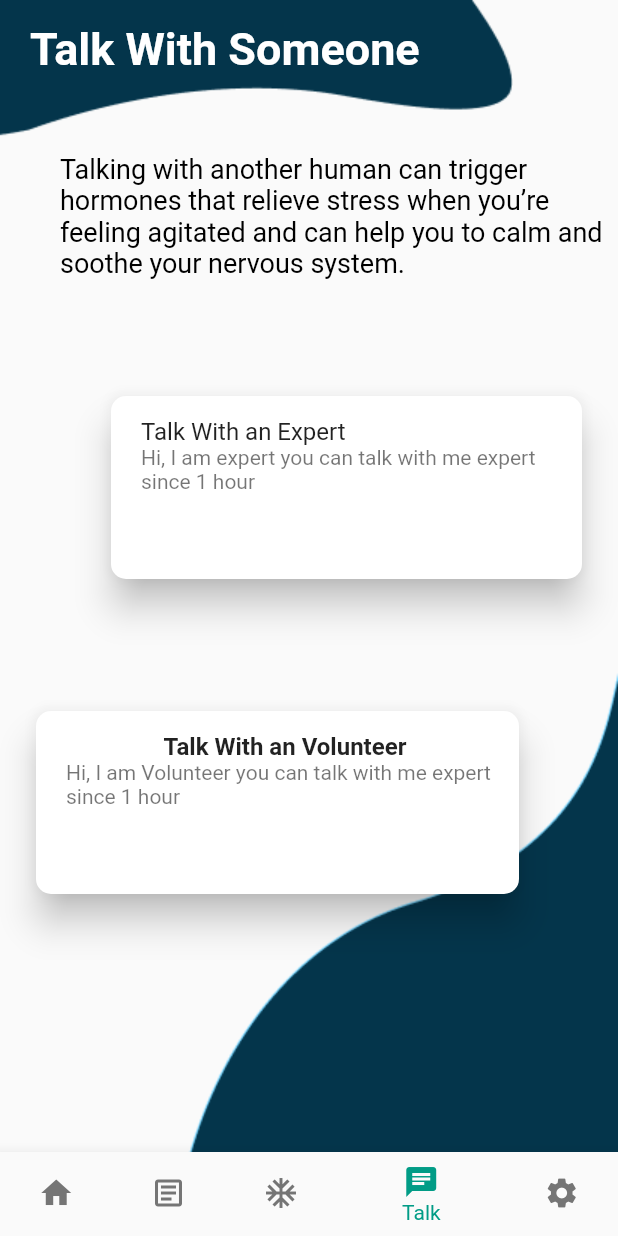
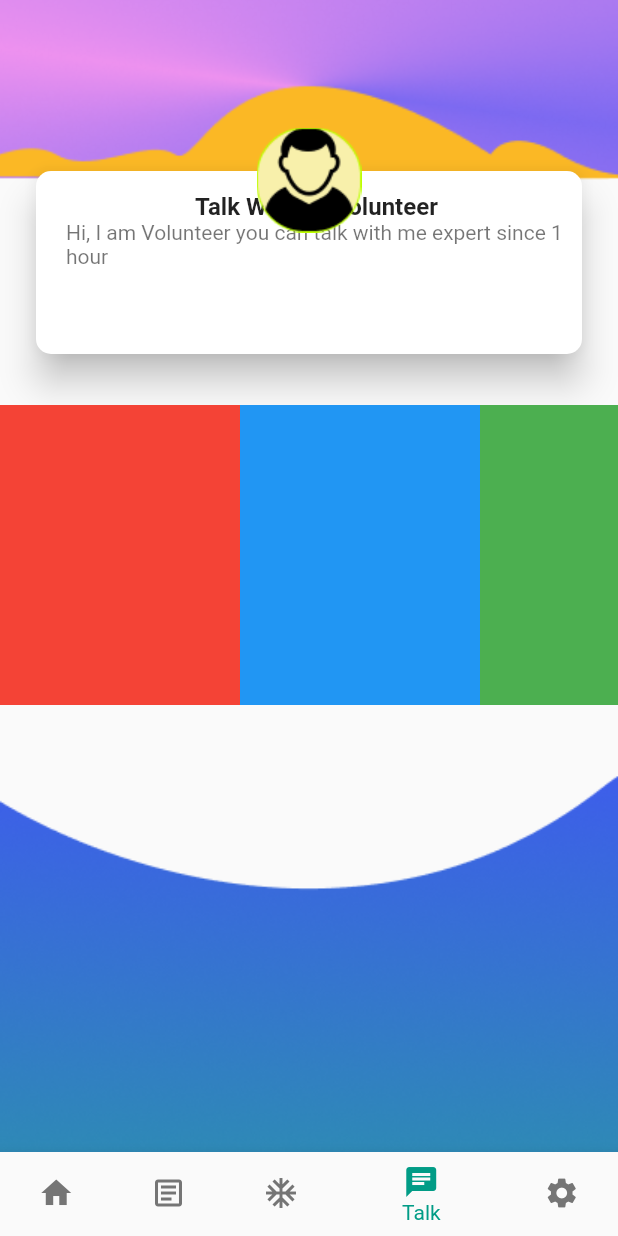
Before and after one commit to hackat-a-t-hon/tervis, a Flutter app: the screen it shows after launch, item 4 of the bottom bar chosen, on a phone screen of 412 x 824 dp. Run offline on Flutter 3.47's test engine with Material 2 defaults, Android fonts, the phone set to English and light mode, and no system bars; Roboto replaces fonts that are missing (RobotoMono).

Commit message:
profile half made

```diff
--- a/lib/main.dart
+++ b/lib/main.dart
@@ -2,7 +2,8 @@ import 'package:flutter/material.dart';
 
 import 'constants.dart';
 import 'talkWithSomeone.dart';
-import 'feedScreen.dart';
+import 'profileScreen.dart';
+
 void main() {
   runApp(MyApp());
 }
@@ -32,14 +33,12 @@ class _SplashScreenState extends State<SplashScreen> {
     Container(
       child: Text("Home"),
     ),
-    FeedScreen(),
+    // FeedScreen(),
     Container(
       child: Text("Happy Quiz"),
     ),
     TalkWithSomeone(),
-    Container(
-      child: Text("Profile"),
-    )
+    ProfileScreen(),
   ];
   int _currentIndex = 0;
   @override
--- /dev/null
+++ b/lib/profileScreen.dart
@@ -0,0 +1,130 @@
+import 'package:flutter/material.dart';
+
+// void main() {
+//   runApp(ProfileScreen());
+// }
+
+class ProfileScreen extends StatelessWidget {
+  @override
+  Widget build(BuildContext context) {
+    return Container(
+        child: ListView(
+      // This next line does the trick.
+      // padding: EdgeInsets.fromLTRB(0, 360, 0, 0),
+      scrollDirection: Axis.vertical,
+      children: <Widget>[
+        Container(
+            child: Stack(children: [
+          Container(
+            alignment: Alignment.topCenter,
+            child: Image.asset(
+              'assets/images/profilehai.png',
+              height: 120,
+              width: double.infinity,
+              fit: BoxFit.cover,
+            ),
+          ),
+          Container(
+              width: 400,
+              height: 150,
+              margin: EdgeInsets.fromLTRB(10, 100, 10, 0),
+              padding: EdgeInsets.all(10),
+              child: Card(
+                child: Column(
+                  children: [
+                    const ListTile(
+                      title: Text(
+                        'Talk With an Volunteer',
+                        textAlign: TextAlign.center,
+                        style: TextStyle(fontWeight: FontWeight.bold),
+                      ),
+                      contentPadding: EdgeInsets.fromLTRB(20, 10, 10, 15),
+                      subtitle: Text(
+                        'Hi, I am Volunteer you can talk with me expert since 1 hour',
+                      ),
+                    )
+                  ],
+                ),
+                elevation: 10,
+                shape: RoundedRectangleBorder(
+                    borderRadius: BorderRadius.circular(10)),
+              )),
+          Container(
+            alignment: Alignment.topCenter,
+            margin: EdgeInsets.fromLTRB(0, 60, 0, 0),
+            child: Image.asset(
+              'assets/images/profile.png',
+              height: 120,
+              // width:
+              // fit: BoxFit.cover,
+            ),
+          )
+        ])),
+        Container(
+          margin: EdgeInsets.symmetric(vertical: 20.0),
+          height: 200.0,
+          child: ListView(
+            scrollDirection: Axis.horizontal,
+            children: <Widget>[
+              Container(
+                width: 160.0,
+                color: Colors.red,
+              ),
+              Container(
+                width: 160.0,
+                color: Colors.blue,
+              ),
+              Container(
+                width: 160.0,
+                color: Colors.green,
+              ),
+              Container(
+                width: 160.0,
+                color: Colors.yellow,
+              ),
+              Container(
+                width: 160.0,
+                color: Colors.orange,
+              ),
+            ],
+          ),
+        ),
+        Container(
+          alignment: Alignment.topCenter,
+          margin: EdgeInsets.fromLTRB(0, 10, 0, 0),
+          child: Image.asset(
+            'assets/images/Vector11.png',
+            // height: 120,
+            width: double.infinity,
+            fit: BoxFit.cover,
+          ),
+        ),
+        Container(
+            width: 300,
+            height: 150,
+            margin: EdgeInsets.fromLTRB(10, 40, 10, 10),
+            padding: EdgeInsets.all(10),
+            child: Card(
+              child: Column(
+                children: [
+                  const ListTile(
+                    title: Text(
+                      'Talk With an Volunteer',
+                      textAlign: TextAlign.center,
+                      style: TextStyle(fontWeight: FontWeight.bold),
+                    ),
+                    contentPadding: EdgeInsets.fromLTRB(20, 10, 10, 15),
+                    subtitle: Text(
+                      'Hi, I am Volunteer you can talk with me expert since 1 hour',
+                    ),
+                  )
+                ],
+              ),
+              elevation: 10,
+              shape: RoundedRectangleBorder(
+                  borderRadius: BorderRadius.circular(10)),
+            ))
+      ],
+    ));
+  }
+}
--- a/pubspec.yaml
+++ b/pubspec.yaml
@@ -28,6 +28,7 @@ dependencies:
   # The following adds the Cupertino Icons font to your application.
   # Use with the CupertinoIcons class for iOS style icons.
   cupertino_icons: ^1.0.0
+  carousel_slider: ^2.3.1
 
 dev_dependencies:
   flutter_test:
```
Also changed, not shown: lib/feedScreen.dart (deleted, +0 -161 lines), lib/talkWithSomeone.dart (+11 -3 lines), assets/images/Vector11.png (added), assets/images/profile.png (added), assets/images/profilehai.png (added), pubspec.lock.
